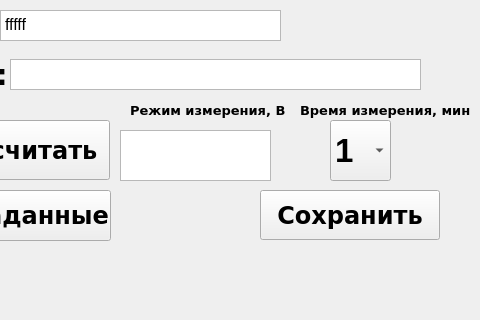
The window that main.ui (kozlov174/raspberry_app) describes before a commit, drawn with Qt 5; both pictures show x 320 to 800 and y 0 to 320 of the 800 by 1200 pixel window.
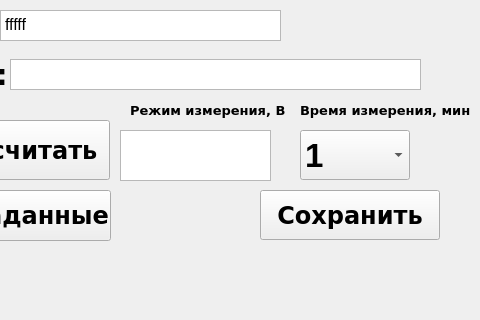
The same window after the commit. Custom widgets are drawn as their Qt base class.

Commit message: update any functions

What changed in the file:
```diff
--- a/main.ui
+++ b/main.ui
@@ -655,10 +655,10 @@
    <widget class="QComboBox" name="time_izm">
     <property name="geometry">
      <rect>
-      <x>650</x>
-      <y>120</y>
-      <width>61</width>
-      <height>61</height>
+      <x>620</x>
+      <y>130</y>
+      <width>110</width>
+      <height>50</height>
      </rect>
     </property>
     <property name="font">
```
The commit also changes 1 other file.
